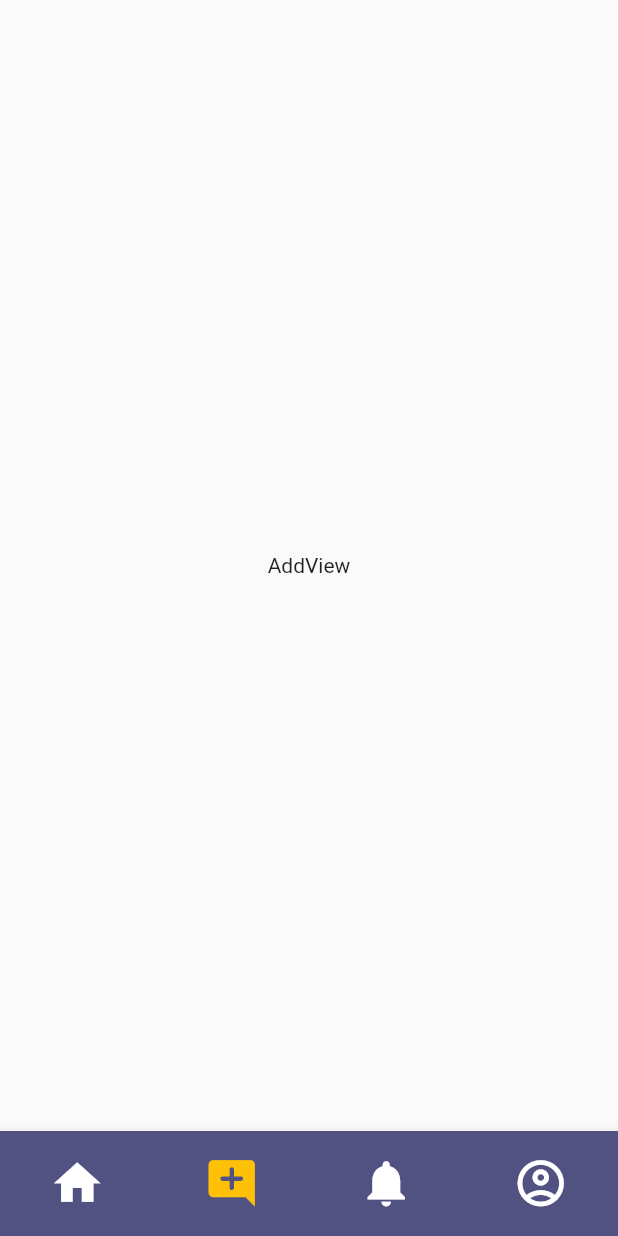
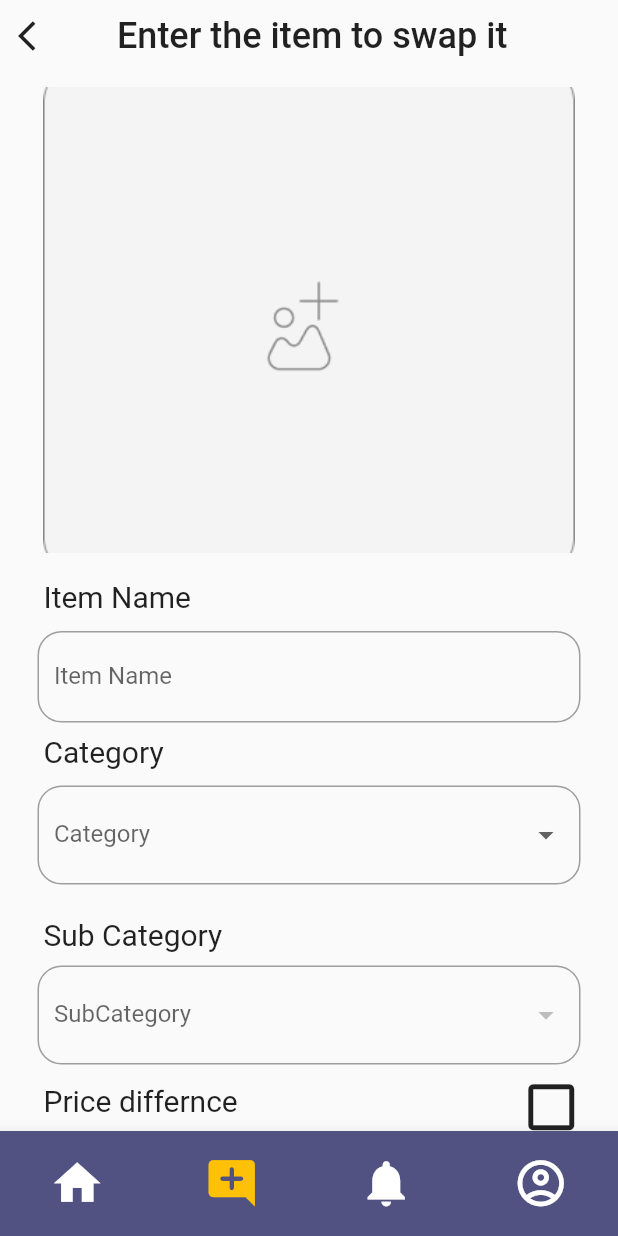
Before and after one commit to shehabhy1/barter_project_2023, a Flutter app: the UserLayout screen opened directly, item 2 of the bottom bar chosen, on a phone screen of 412 x 824 dp. Run offline on Flutter 3.47's test engine with Material 2 defaults, Android fonts, the phone set to English and light mode, and no system bars; drawn by our look-alikes of animated_bottom_navigation_bar; our stand-ins replace flutter_bloc, flutter_rating_bar, flutter_svg, font_awesome_flutter, go_router, shared_preferences and 2 more; accounts and stored records are empty.

Commit message:
post options

```diff
--- a/lib/core/utils/app_router.dart
+++ b/lib/core/utils/app_router.dart
@@ -41,7 +41,7 @@ class AppRouter {
       GoRoute(
         path: routingSplashView,
 //add splash view when finish
-        builder: (context, state) => const DealView(),
+        builder: (context, state) => const LayoutView(),
       ),
       GoRoute(
           name: routingOnBoardingView,
--- /dev/null
+++ b/lib/features/add post/presentation/view/widgets/add_view_body.dart
@@ -0,0 +1,40 @@
+import 'package:barter_project_2023/features/add%20post/presentation/view/widgets/custom_post_options_app_bar.dart';
+import 'package:barter_project_2023/generated/assets.dart';
+import 'package:flutter/material.dart';
+
+import 'custom_drop_list.dart';
+class AddViewBody extends StatelessWidget {
+  const AddViewBody({Key? key}) : super(key: key);
+
+  @override
+  Widget build(BuildContext context) {
+    return  CustomScrollView(
+      slivers:
+      [
+
+        SliverFillRemaining(
+          hasScrollBody: false,
+          child: Column(
+            children:
+            [
+              const CustomPostOptionsAppBar(),
+              const SizedBox(height: 10,),
+              GestureDetector(
+                onTap:()
+                {
+                },
+                child: Image.asset("assets/images/add_post.png",
+                  height: MediaQuery.of(context).size.height *.377,
+                  width: MediaQuery.of(context).size.width *.86,
+                  fit: BoxFit.cover,
+                ),
+              ),
+              const SizedBox(height: 10,),
+              const CustomDropList(),
+            ],
+          ),
+        ),
+      ],
+    );
+  }
+}
--- /dev/null
+++ b/lib/features/add post/presentation/view/widgets/custom_drop_list.dart
@@ -0,0 +1,292 @@
+import 'package:barter_project_2023/constants.dart';
+import 'package:flutter/material.dart';
+import 'package:font_awesome_flutter/font_awesome_flutter.dart';
+
+void main() => runApp(CustomDropList());
+
+class CustomDropList extends StatefulWidget {
+  const CustomDropList({super.key});
+
+  @override
+  _CustomDropListState createState() => _CustomDropListState();
+}
+
+class _CustomDropListState extends State<CustomDropList> {
+  String? _selectedCategory;
+  String? _selectedSubcategory;
+
+  final Map<String, List<String>> _subcategoryOptions = {
+    'Electronics': ['Phones& Tablets','Accessories','Mobile numbers','Gaming HDDs','Photography equipment',],
+    'Fashion&Cosmetics': ['Clothes','blogs & Shoes','Cosmetics & Perfumes',],
+    'Pets': ['Cats','Dogs','Birds ','Pet supplies or accessories',],
+    'Books':[  'Novels & stories','Books',' Newspappers & magazines','School books','Faculty books',],
+    'Home':[  'Furniture','Electrical devices','Fabrics-curtains-carpets','Decorations & accessories',],
+    'Vehicle':[ 'Vehicles','Motorcycles','Spare parts',],
+    'Apartment':['Villas','Lands',],
+    'Service':[ 'Cooking','Teaching','Driving','Maintenance','House keeping','Photography',],
+  };
+
+  final List<String> _categoryOptions = [
+    'Electronics',
+    'Fashion&Cosmetics',
+    'Pets',
+    'Books',
+    'Home',
+    'Vehicle',
+    'Apartment',
+    'Service',
+  ];
+  @override
+  Widget build(BuildContext context) {
+    return Form(
+        child:Padding(
+        padding: const EdgeInsets.symmetric(horizontal: 25.0),
+    child: Column(
+    children:[
+    Padding(
+    padding: const EdgeInsets.symmetric(vertical: 8.0,horizontal: 4,),
+    child: Container(
+    alignment: Alignment.topLeft,
+    child: Text('Item Name',
+    style: TextStyle(
+    fontWeight: FontWeight.normal,
+    fontSize: 20,
+
+    ),
+    ),
+    ),
+    ),
+    SizedBox(height: 3,),
+    Container(
+    padding:  EdgeInsets.symmetric(horizontal: 10.0),
+    decoration: BoxDecoration(
+    border: Border.all(color: Colors.grey),
+    borderRadius: BorderRadius.circular(16.0),
+    ),
+    child: TextFormField(
+    decoration: InputDecoration(
+    labelText: 'Item Name',
+    border: InputBorder.none,
+    ),
+    ),
+    ),
+      Padding(
+        padding: const EdgeInsets.symmetric(vertical: 8.0,horizontal: 4,),
+        child: Container(
+          alignment: Alignment.topLeft,
+          child: Text('Category',
+            style: TextStyle(
+              fontWeight: FontWeight.normal,
+              fontSize: 20,
+            ),
+          ),
+        ),
+      ),
+      const SizedBox(height: 3,),
+      Container(
+        padding:  EdgeInsets.symmetric(horizontal: 10.0),
+        decoration: BoxDecoration(
+          border: Border.all(color: Colors.grey),
+          borderRadius: BorderRadius.circular(16.0),
+        ),
+        child: DropdownButtonFormField(
+          value: _selectedCategory,
+          onChanged: (String? newValue) {
+            setState(() {
+              _selectedCategory = newValue;
+              _selectedSubcategory = null;
+            });
+          },
+          decoration: InputDecoration(
+            labelText: 'Category',
+            border: InputBorder.none,
+          ),
+          items: _categoryOptions.map((category) {
+            return DropdownMenuItem(
+              value: category,
+              child: Text(category),
+            );
+          }).toList(),
+        ),
+      ),
+      const SizedBox(height: 16.0),
+      Padding(
+      padding: const EdgeInsets.symmetric(vertical: 6.0,horizontal: 4,),
+    child: Container(
+    alignment: Alignment.topLeft,
+    child: Text('Sub Category',
+    style: TextStyle(
+    fontWeight: FontWeight.normal,
+    fontSize: 20,
+    ),
+    ),
+    ),
+      ),
+      const SizedBox(height: 3,),
+      Container(
+        padding:  EdgeInsets.symmetric(horizontal: 10.0),
+        decoration: BoxDecoration(
+          border: Border.all(color: Colors.grey),
+          borderRadius: BorderRadius.circular(16.0),
+        ),
+        child: DropdownButtonFormField(
+          value: _selectedSubcategory,
+          onChanged: (_selectedCategory == null)
+              ? null
+              : (String? newValue) {
+            setState(() {
+              _selectedSubcategory = newValue;
+            });
+          },
+          decoration: InputDecoration(
+            labelText: 'SubCategory',
+            border: InputBorder.none,
+          ),
+          items: (_selectedCategory == null)
+              ? null
+              : _subcategoryOptions[_selectedCategory]!
+              .map((subcategory) {
+            return DropdownMenuItem(
+              value: subcategory,
+              child: Text(subcategory),
+            );
+          }).toList(),
+        ),
+      ),
+      Row(
+        children:
+        [
+          Padding(
+            padding: const EdgeInsets.symmetric(vertical: 6.0,horizontal: 4,),
+            child: Container(
+              alignment: Alignment.topLeft,
+              child:
+              Text('Price differnce',
+                style: TextStyle(
+                  fontWeight: FontWeight.normal,
+                  fontSize: 20,
+                ),
+              ),
+            ),
+          ),
+          Spacer(),
+          IconButton(onPressed: (){}, icon: Icon(Icons.check_box_outline_blank,
+            size: 41,),),
+        ],
+      ),
+      Padding(
+        padding: const EdgeInsets.symmetric(vertical: 6.0,horizontal: 4,),
+        child: Container(
+          alignment: Alignment.topLeft,
+          child:
+          Text('The application is not responsible for the price difference',
+            style: TextStyle(
+              fontWeight: FontWeight.normal,
+              fontSize: 14,
+            ),
+          ),
+        ),
+      ),
+      Padding(
+      padding: const EdgeInsets.symmetric(vertical: 8.0,horizontal: 4,),
+    child: Container(
+    alignment: Alignment.topLeft,
+    child: Text('Description',
+    style: TextStyle(
+    fontWeight: FontWeight.normal,
+    fontSize: 20,
+    ),
+    ),
+    ),
+      ),
+      const SizedBox(height: 3,),
+      Container(
+        padding:  EdgeInsets.symmetric(horizontal: 10.0,vertical: 30),
+        decoration: BoxDecoration(
+          border: Border.all(color: Colors.grey),
+          borderRadius: BorderRadius.circular(16.0),
+        ),
+        child: TextFormField(
+          decoration: InputDecoration(
+            labelText: 'Description',
+            border: InputBorder.none,
+          ),
+        ),
+      ),
+      Padding(
+        padding: const EdgeInsets.symmetric(vertical: 6.0,horizontal: 4,),
+        child: Container(
+          alignment: Alignment.topLeft,
+          child:
+          Text('Do you want to exchange a specific product?',
+            style: TextStyle(
+              fontWeight: FontWeight.w500,
+              fontSize: 24,
+            ),
+          ),
+        ),
+      ),
+      Column(
+        children:
+        [
+          Row(
+            mainAxisAlignment: MainAxisAlignment.start,
+            children: [
+              Padding(
+                padding: const EdgeInsets.symmetric(vertical: 8.0,horizontal: 4,),
+                child: Container(
+                  alignment: Alignment.topLeft,
+                  child: Text('Yes',
+                    style: TextStyle(
+                      fontWeight: FontWeight.normal,
+                      fontSize: 20,
+                    ),
+                  ),
+                ),
+              ),
+              SizedBox(width: 10),
+              Icon(Icons.check_circle_outline),
+            ],
+          ),
+          Row(
+            mainAxisAlignment: MainAxisAlignment.start,
+            children: [
+              Padding(
+                padding: const EdgeInsets.symmetric(vertical: 8.0,horizontal: 4,),
+                child: Container(
+                  alignment: Alignment.topLeft,
+                  child: const Text('No',
+                    style: TextStyle(
+                      fontWeight: FontWeight.normal,
+                      fontSize: 20,
+                    ),
+                  ),
+                ),
+              ),
+              const SizedBox(width: 10),
+              const Icon(Icons.check_circle_outline),
+
+            ],
+          ),
+        ],
+      ),
+      SizedBox(height: MediaQuery.of(context).size.height *.04,),
+      Container(
+          width: MediaQuery.of(context).size.width *25,
+          height: MediaQuery.of(context).size.height *.052,
+          color:  Constant.primaryColor,
+          child: TextButton(
+            onPressed: ()
+            {
+
+            }, child: Text('Publish',
+            style: TextStyle(
+              color:Colors.white,
+            ),),)),
+      SizedBox(height: 50,),
+    ],
+    ),
+        ),
+    );
+  }
+}
--- /dev/null
+++ b/lib/features/add post/presentation/view/widgets/custom_post_options_app_bar.dart
@@ -0,0 +1,31 @@
+import 'package:flutter/material.dart';
+class CustomPostOptionsAppBar extends StatelessWidget {
+  const CustomPostOptionsAppBar({Key? key}) : super(key: key);
+
+  @override
+  Widget build(BuildContext context) {
+    return SafeArea(
+      child: Row(
+        children:
+        [
+          IconButton(
+            onPressed: () {},
+            icon: const Icon(Icons.arrow_back_ios),
+          ),
+          SizedBox(width: 30,),
+          Center(
+            child: Text(
+              'Enter the item to swap it',
+              style:TextStyle(
+                fontSize: 24,
+                fontWeight: FontWeight.w500,
+                //  height: 36,
+              ),
+            ),
+          ),
+        ],
+      ),
+
+    );
+  }
+}
--- a/lib/features/layout/presentation/views/add_view.dart
+++ b/lib/features/layout/presentation/views/add_view.dart
@@ -1,3 +1,4 @@
+import 'package:barter_project_2023/features/add%20post/presentation/view/widgets/add_view_body.dart';
 import 'package:flutter/material.dart';
 
 class AddView extends StatelessWidget {
@@ -6,7 +7,7 @@ class AddView extends StatelessWidget {
   @override
   Widget build(BuildContext context) {
     return Center(
-      child: Text('AddView'),
+      child: AddViewBody(),
     );
   }
 }
--- a/pubspec.yaml
+++ b/pubspec.yaml
@@ -37,12 +37,13 @@ dependencies:
   font_awesome_flutter: ^10.5.0
   go_router: ^10.0.0
   http: ^1.1.0
-  image_picker: ^1.0.1
+  image_picker: ^0.7.5+2
   path_provider: ^2.0.15
   shared_preferences: ^2.2.0
   sizer: ^2.0.15
   smooth_page_indicator: ^1.1.0
   animated_bottom_navigation_bar: ^1.2.0
+  snippet_coder_utils: ^1.0.6
 dev_dependencies:
   flutter_lints: ^2.0.0
   flutter_test:
```
Also changed, not shown: assets/images/add_post.png (added), pubspec.lock.
